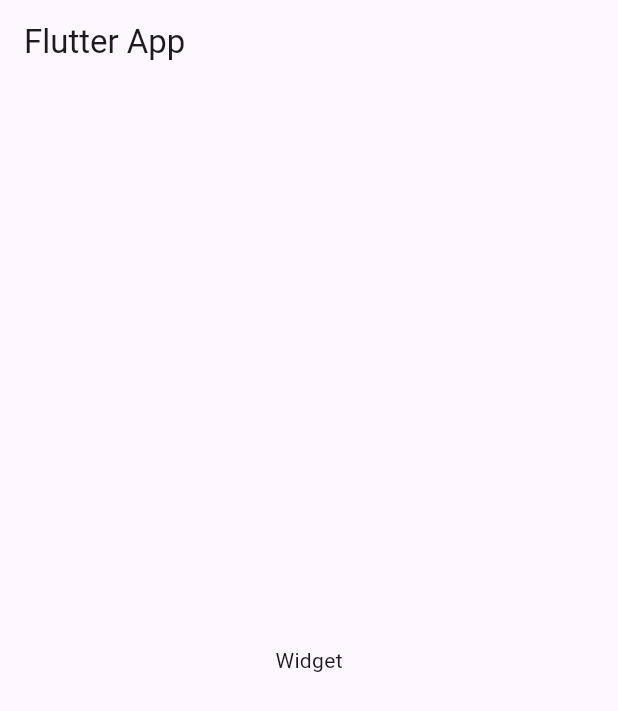
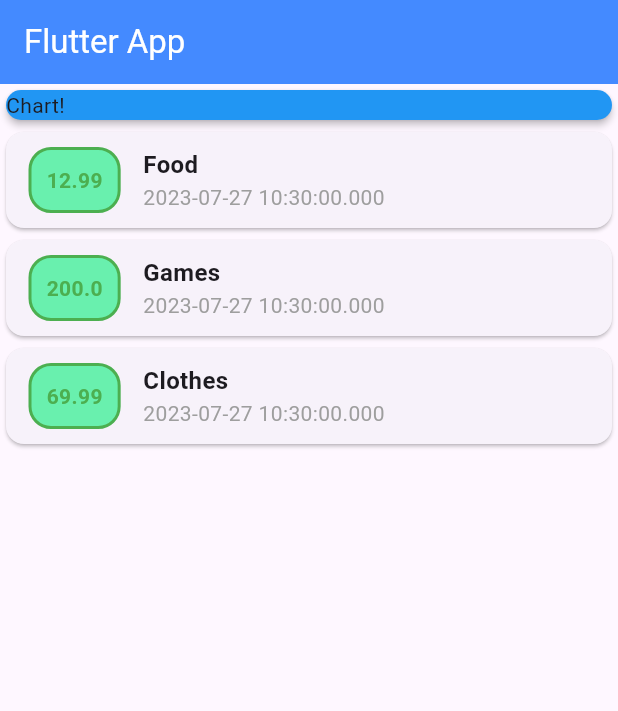
Before and after one commit to Tomushh97/expenses_app, a Flutter app: the screen it shows after launch, on a phone screen of 412 x 824 dp. Shown: the top 711 px of the screen. Run offline on Flutter 3.47's test engine with Material 2 defaults, Android fonts, the phone set to English and light mode, and no system bars.

Commit message:
Added description, first styling to expenses items

```diff
--- a/lib/main.dart
+++ b/lib/main.dart
@@ -1,3 +1,4 @@
+import './transaction.dart';
 import 'package:flutter/material.dart';
 
 void main() {
@@ -11,7 +12,6 @@ class MyApp extends StatelessWidget {
     return MaterialApp(
       title: 'Flutter Demo',
       theme: ThemeData(
-        colorScheme: ColorScheme.fromSeed(seedColor: Colors.deepPurple),
         useMaterial3: true,
       ),
       home: MyHomePage(),
@@ -20,14 +20,68 @@ class MyApp extends StatelessWidget {
 }
 
 class MyHomePage extends StatelessWidget {
+  final List<Transaction> transactions = [
+    Transaction(id: '1', title: 'Food', amount: 12.99, date: DateTime.now()),
+    Transaction(id: '2', title: 'Games', amount: 200, date: DateTime.now()),
+    Transaction(id: '3', title: 'Clothes', amount: 69.99, date: DateTime.now()),
+  ];
+
   @override
   Widget build(BuildContext context) {
     return Scaffold(
       appBar: AppBar(
-        title: Text('Flutter App'),
+        title: const Text('Flutter App'),
+        backgroundColor: Colors.blueAccent,
+        foregroundColor: Colors.white,
       ),
-      body: Center(
-        child: Text('Widget'),
+      body: Column(
+        mainAxisAlignment: MainAxisAlignment.start,
+        crossAxisAlignment: CrossAxisAlignment.stretch,
+        children: <Widget>[
+          const SizedBox(
+            width: double.infinity,
+            child: Card(
+              elevation: 2,
+              color: Colors.blue,
+              child: Text('Chart!'),
+            ),
+          ),
+          Column(
+            children: transactions.map((tx) {
+              return Card(
+                child: Row(children: [
+                  Container(
+                    margin: const EdgeInsets.symmetric(
+                        horizontal: 15, vertical: 10),
+                    decoration: BoxDecoration(
+                      color: Colors.greenAccent,
+                      border: Border.all(color: Colors.green, width: 2),
+                      borderRadius: BorderRadius.circular(15),
+                    ),
+                    padding: const EdgeInsets.all(10),
+                    child: Text(
+                      tx.amount.toString(),
+                      style: const TextStyle(
+                          color: Colors.green, fontWeight: FontWeight.bold),
+                    ),
+                  ),
+                  Column(
+                    crossAxisAlignment: CrossAxisAlignment.start,
+                    children: <Widget>[
+                      Text(
+                        tx.title,
+                        style: const TextStyle(
+                            fontWeight: FontWeight.bold, fontSize: 16),
+                      ),
+                      Text(tx.date.toString(),
+                          style: const TextStyle(color: Colors.grey)),
+                    ],
+                  )
+                ]),
+              );
+            }).toList(),
+          ),
+        ],
       ),
     );
   }
--- /dev/null
+++ b/lib/transaction.dart
@@ -0,0 +1,12 @@
+class Transaction {
+  String id;
+  String title;
+  double amount;
+  DateTime date;
+
+  Transaction(
+      {required this.id,
+      required this.title,
+      required this.amount,
+      required this.date});
+}
```
Also changed, not shown: pubspec.yaml (+3 -5 lines).
